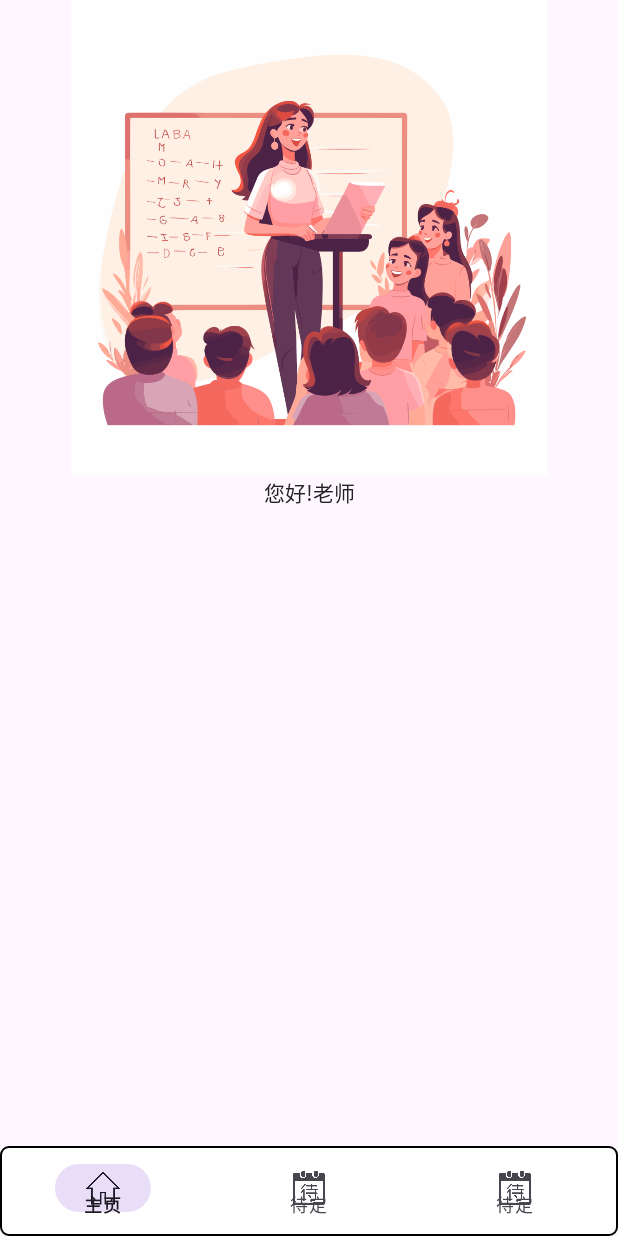
After one commit to Weeb-killer/WeTestAdvanced, an Android app: the homeFragment screen opened directly, with no data from a screen before it, on a phone screen of 412 x 824 dp. The commit adds this screen. Run offline under Robolectric (Android 15) with nearby library versions, the phone set to English and light mode, and no system bars.

Commit message:
老师主界面init 底部导航 以后在这个fragment上写 别用activity了

```diff
--- /dev/null
+++ b/app/src/main/java/com/example/cognitive_diagnosis_app/VFPagerAdapter.java
@@ -0,0 +1,32 @@
+package com.example.cognitive_diagnosis_app;
+
+import java.util.List;
+
+import androidx.annotation.NonNull;
+import androidx.fragment.app.Fragment;
+import androidx.fragment.app.FragmentManager;
+import androidx.fragment.app.FragmentPagerAdapter;
+
+public class VFPagerAdapter extends FragmentPagerAdapter {
+    private List<Fragment> myFragmentList;
+    public VFPagerAdapter(@NonNull FragmentManager fm, List<Fragment> fragmentList){
+        super(fm);//调用父类构造函数，传递FragmentManager 参数
+        //用于确保适配器类内部具有有效的 FragmentManager 实例，从而顺利完成片段管理和展示的任务
+        this.myFragmentList = fragmentList;
+    }
+
+    @NonNull
+    @Override
+    public Fragment getItem(int position) {
+        return  myFragmentList == null ? null: myFragmentList.get(position);
+    }
+    // myFragmentList == null ? null 判断myFragmentList是否为空，如果不为null，执行：后面的代码。
+    //myFragmentList.get(position)获得第position个的fragment对象返回
+
+    @Override
+    public int getCount() {
+        return  myFragmentList == null ? null: myFragmentList.size();
+        // 返回片段对象的数量，即myFragmentList列表中的元素个数
+    }
+
+}
--- /dev/null
+++ b/app/src/main/java/com/example/cognitive_diagnosis_app/homeFragment.java
@@ -0,0 +1,64 @@
+package com.example.cognitive_diagnosis_app;
+
+import android.os.Bundle;
+
+import androidx.fragment.app.Fragment;
+
+import android.view.LayoutInflater;
+import android.view.View;
+import android.view.ViewGroup;
+
+/**
+ * A simple {@link Fragment} subclass.
+ * Use the {@link homeFragment#newInstance} factory method to
+ * create an instance of this fragment.
+ */
+public class homeFragment extends Fragment {
+
+    // TODO: Rename parameter arguments, choose names that match
+    // the fragment initialization parameters, e.g. ARG_ITEM_NUMBER
+    private static final String ARG_PARAM1 = "param1";
+    private static final String ARG_PARAM2 = "param2";
+
+    // TODO: Rename and change types of parameters
+    private String mParam1;
+    private String mParam2;
+
+    public homeFragment() {
+        // Required empty public constructor
+    }
+
+    /**
+     * Use this factory method to create a new instance of
+     * this fragment using the provided parameters.
+     *
+     * @param param1 Parameter 1.
+     * @param param2 Parameter 2.
+     * @return A new instance of fragment homeFragment.
+     */
+    // TODO: Rename and change types and number of parameters
+    public static homeFragment newInstance(String param1, String param2) {
+        homeFragment fragment = new homeFragment();
+        Bundle args = new Bundle();
+        args.putString(ARG_PARAM1, param1);
+        args.putString(ARG_PARAM2, param2);
+        fragment.setArguments(args);
+        return fragment;
+    }
+
+    @Override
+    public void onCreate(Bundle savedInstanceState) {
+        super.onCreate(savedInstanceState);
+        if (getArguments() != null) {
+            mParam1 = getArguments().getString(ARG_PARAM1);
+            mParam2 = getArguments().getString(ARG_PARAM2);
+        }
+    }
+
+    @Override
+    public View onCreateView(LayoutInflater inflater, ViewGroup container,
+                             Bundle savedInstanceState) {
+        // Inflate the layout for this fragment
+        return inflater.inflate(R.layout.fragment_home, container, false);
+    }
+}
--- /dev/null
+++ b/app/src/main/java/com/example/cognitive_diagnosis_app/moreFragment.java
@@ -0,0 +1,64 @@
+package com.example.cognitive_diagnosis_app;
+
+import android.os.Bundle;
+
+import androidx.fragment.app.Fragment;
+
+import android.view.LayoutInflater;
+import android.view.View;
+import android.view.ViewGroup;
+
+/**
+ * A simple {@link Fragment} subclass.
+ * Use the {@link moreFragment#newInstance} factory method to
+ * create an instance of this fragment.
+ */
+public class moreFragment extends Fragment {
+
+    // TODO: Rename parameter arguments, choose names that match
+    // the fragment initialization parameters, e.g. ARG_ITEM_NUMBER
+    private static final String ARG_PARAM1 = "param1";
+    private static final String ARG_PARAM2 = "param2";
+
+    // TODO: Rename and change types of parameters
+    private String mParam1;
+    private String mParam2;
+
+    public moreFragment() {
+        // Required empty public constructor
+    }
+
+    /**
+     * Use this factory method to create a new instance of
+     * this fragment using the provided parameters.
+     *
+     * @param param1 Parameter 1.
+     * @param param2 Parameter 2.
+     * @return A new instance of fragment moreFragment.
+     */
+    // TODO: Rename and change types and number of parameters
+    public static moreFragment newInstance(String param1, String param2) {
+        moreFragment fragment = new moreFragment();
+        Bundle args = new Bundle();
+        args.putString(ARG_PARAM1, param1);
+        args.putString(ARG_PARAM2, param2);
+        fragment.setArguments(args);
+        return fragment;
+    }
+
+    @Override
+    public void onCreate(Bundle savedInstanceState) {
+        super.onCreate(savedInstanceState);
+        if (getArguments() != null) {
+            mParam1 = getArguments().getString(ARG_PARAM1);
+            mParam2 = getArguments().getString(ARG_PARAM2);
+        }
+    }
+
+    @Override
+    public View onCreateView(LayoutInflater inflater, ViewGroup container,
+                             Bundle savedInstanceState) {
+        // Inflate the layout for this fragment
+        return inflater.inflate(R.layout.fragment_more, container, false);
+    }
+}
--- /dev/null
+++ b/app/src/main/java/com/example/cognitive_diagnosis_app/teacherMainActivity.java
@@ -0,0 +1,99 @@
+package com.example.cognitive_diagnosis_app;
+
+import android.annotation.SuppressLint;
+import android.os.Bundle;
+import android.view.MenuItem;
+
+import com.google.android.material.bottomnavigation.BottomNavigationView;
+
+import java.util.ArrayList;
+import java.util.List;
+
+import androidx.annotation.NonNull;
+import androidx.appcompat.app.AppCompatActivity;
+import androidx.fragment.app.Fragment;
+import androidx.viewpager.widget.ViewPager;
+
+public class teacherMainActivity extends AppCompatActivity {
+
+    private BottomNavigationView navigationView;
+    private ViewPager viewPager;
+
+
+    @Override
+    protected void onCreate(Bundle savedInstanceState) {
+
+        super.onCreate(savedInstanceState);
+        setContentView(R.layout.activity_teacher_main);
+
+        navigationView = findViewById(R.id.nav_bottom);
+        viewPager = findViewById(R.id.vp);
+
+        homeFragment homeFragment = new homeFragment();
+
+        List<Fragment> fragments = new ArrayList<>();
+        fragments.add(new homeFragment()); //新建一个homeFragment对象将这个对象加入到数组fragments中
+        fragments.add(new moreFragment());
+        fragments.add(new userFragment());
+
+        VFPagerAdapter viewPagerAdapter = new VFPagerAdapter(getSupportFragmentManager(), fragments);
+        //创建对象并通过构造函数初始化，该适配器可以知道要显示哪些片段。
+        viewPager.setAdapter(viewPagerAdapter);
+        //将前面创建的 viewPagerAdapter 适配器设置给 viewPager 视图组件，以便在 ViewPager 中显示相应的页面。
+        //底部导航栏监听事件
+        navigationView.setOnNavigationItemSelectedListener(new BottomNavigationView.OnNavigationItemSelectedListener() {
+            @SuppressLint("NonConstantResourceId")
+            @Override
+            public boolean onNavigationItemSelected(@NonNull MenuItem item) {
+                //根据菜单ID显示页面
+                switch (item.getItemId()) {//监听事件中，点击菜单立马执行item.getItemId()方法
+                    //item.getItemId() 方法用于获取选中的 MenuItem 的唯一标识符（ID）
+                    case R.id.item_home://R.id.xxx是整数类型。
+                        viewPager.setCurrentItem(0);
+                        // 将 ViewPager 的当前页面显示成索引为 0 的页面
+                        return true;
+                    case R.id.item_more:
+                        viewPager.setCurrentItem(1);
+                        return true;
+                    case R.id.item_user:
+                        viewPager.setCurrentItem(2);
+                        return true;
+                }
+                return false;
+            }
+
+        });
+
+        // 添加页面切换的监听器，根据页面切换实现菜单切换
+        viewPager.addOnPageChangeListener(new ViewPager.OnPageChangeListener() {
+            @Override
+            public void onPageScrolled(int position, float positionOffset, int positionOffsetPixels) {
+
+            }
+
+            @Override
+            public void onPageSelected(int position) {
+                switch (position) {  // 根据页面位置更新导航栏的选中状态
+                    case 0:
+                        navigationView.setSelectedItemId(R.id.item_home);
+                        //将导航栏中的选中项设置为 R.id.item_home
+                        break;
+                    case 1:
+                        navigationView.setSelectedItemId(R.id.item_more);
+                        break;
+                    case 2:
+                        navigationView.setSelectedItemId(R.id.item_user);
+                        break;
+                }
+            }
+
+            @Override
+            public void onPageScrollStateChanged(int state) {
+            }
+        });//通过使用页面切换监听器，
+        // 我们可以根据页面切换的情况来更改导航栏的选中状态，
+        // 从而实现页面切换时导航栏菜单的同步切换效果。
+
+
+    }
+}
--- a/app/src/main/java/com/example/cognitive_diagnosis_app/teacher_register.java
+++ b/app/src/main/java/com/example/cognitive_diagnosis_app/teacher_register.java
@@ -77,6 +77,10 @@ public class teacher_register extends Activity implements View.OnClickListener {
         mPsw.setVisibility(View.INVISIBLE);
 
         inputAnimator(mInputLayout, mWidth, mHeight);
+        //刘哥 先跳转 登录内容先留白 这里是个后门捏 到时候写好登录了把这里加上就行 ~Weeb-killer
+        Intent intent=new Intent(teacher_register.this, teacherMainActivity.class);
+        startActivity(intent);
+        overridePendingTransition(R.anim.fade_in,R.anim.fade_out);
 
     }
 
--- /dev/null
+++ b/app/src/main/java/com/example/cognitive_diagnosis_app/userFragment.java
@@ -0,0 +1,64 @@
+package com.example.cognitive_diagnosis_app;
+
+import android.os.Bundle;
+
+import androidx.fragment.app.Fragment;
+
+import android.view.LayoutInflater;
+import android.view.View;
+import android.view.ViewGroup;
+
+/**
+ * A simple {@link Fragment} subclass.
+ * Use the {@link userFragment#newInstance} factory method to
+ * create an instance of this fragment.
+ */
+public class userFragment extends Fragment {
+
+    // TODO: Rename parameter arguments, choose names that match
+    // the fragment initialization parameters, e.g. ARG_ITEM_NUMBER
+    private static final String ARG_PARAM1 = "param1";
+    private static final String ARG_PARAM2 = "param2";
+
+    // TODO: Rename and change types of parameters
+    private String mParam1;
+    private String mParam2;
+
+    public userFragment() {
+        // Required empty public constructor
+    }
+
+    /**
+     * Use this factory method to create a new instance of
+     * this fragment using the provided parameters.
+     *
+     * @param param1 Parameter 1.
+     * @param param2 Parameter 2.
+     * @return A new instance of fragment userFragment.
+     */
+    // TODO: Rename and change types and number of parameters
+    public static userFragment newInstance(String param1, String param2) {
+        userFragment fragment = new userFragment();
+        Bundle args = new Bundle();
+        args.putString(ARG_PARAM1, param1);
+        args.putString(ARG_PARAM2, param2);
+        fragment.setArguments(args);
+        return fragment;
+    }
+
+    @Override
+    public void onCreate(Bundle savedInstanceState) {
+        super.onCreate(savedInstanceState);
+        if (getArguments() != null) {
+            mParam1 = getArguments().getString(ARG_PARAM1);
+            mParam2 = getArguments().getString(ARG_PARAM2);
+        }
+    }
+
+    @Override
+    public View onCreateView(LayoutInflater inflater, ViewGroup container,
+                             Bundle savedInstanceState) {
+        // Inflate the layout for this fragment
+        return inflater.inflate(R.layout.fragment_user, container, false);
+    }
+}
--- /dev/null
+++ b/app/src/main/res/layout/activity_teacher_main.xml
@@ -0,0 +1,24 @@
+<?xml version="1.0" encoding="utf-8"?>
+<LinearLayout xmlns:android="http://schemas.android.com/apk/res/android"
+    xmlns:app="http://schemas.android.com/apk/res-auto"
+    xmlns:tools="http://schemas.android.com/tools"
+    android:layout_width="match_parent"
+    android:layout_height="match_parent"
+    android:orientation="vertical"
+    tools:context=".teacherMainActivity">
+    <androidx.viewpager.widget.ViewPager
+        android:id="@+id/vp"
+        android:layout_width="match_parent"
+        android:layout_height="0dp"
+        android:layout_weight="1" />
+
+    <com.google.android.material.bottomnavigation.BottomNavigationView
+        android:id="@+id/nav_bottom"
+        android:layout_width="match_parent"
+        android:layout_height="60dp"
+        android:background="@drawable/round_corner"
+        app:menu="@menu/menu"
+        />
+
+
+</LinearLayout>
--- /dev/null
+++ b/app/src/main/res/layout/fragment_home.xml
@@ -0,0 +1,35 @@
+<?xml version="1.0" encoding="utf-8"?>
+<FrameLayout xmlns:android="http://schemas.android.com/apk/res/android"
+    xmlns:app="http://schemas.android.com/apk/res-auto"
+    xmlns:tools="http://schemas.android.com/tools"
+    android:layout_width="match_parent"
+    android:layout_height="match_parent"
+    tools:context=".homeFragment">
+
+    <!-- TODO: Update blank fragment layout -->
+    <LinearLayout
+        android:layout_width="match_parent"
+        android:layout_height="match_parent"
+        android:orientation="vertical"
+
+    >
+
+        <ImageView
+            android:id="@+id/imageView4"
+            android:layout_width="370dp"
+            android:layout_height="317dp"
+            android:layout_gravity="center"
+            android:src="@drawable/teaching" />
+
+        <TextView
+            android:id="@+id/textView2"
+            android:layout_width="match_parent"
+            android:layout_height="wrap_content"
+            android:text="您好!老师"
+            android:gravity="center"
+            android:textColor="@color/black"/>
+
+    </LinearLayout>
+
+
+</FrameLayout>
--- /dev/null
+++ b/app/src/main/res/menu/menu.xml
@@ -0,0 +1,21 @@
+<?xml version="1.0" encoding="utf-8"?>
+<menu xmlns:android="http://schemas.android.com/apk/res/android">
+    <item
+        android:id="@+id/item_home"
+        android:icon="@drawable/home"
+        android:title="@string/home"
+        />
+
+    <item
+        android:id="@+id/item_more"
+        android:icon="@drawable/none"
+        android:title="@string/more"
+        />
+
+    <item
+        android:id="@+id/item_user"
+        android:icon="@drawable/none"
+        android:title="@string/user"
+        />
+
+</menu>
--- a/app/src/main/res/values-night/themes.xml
+++ b/app/src/main/res/values-night/themes.xml
@@ -13,4 +13,9 @@
         <item name="android:statusBarColor">?attr/colorPrimaryVariant</item>
         <!-- Customize your theme here. -->
     </style>
+  <!-- Base application theme. -->
+    <style name="Base.Theme.Cognitive_diagnosis_app" parent="Theme.Material3.DayNight.NoActionBar">
+        <!-- Customize your dark theme here. -->
+        <!-- <item name="colorPrimary">@color/my_dark_primary</item> -->
+    </style>
 </resources>
--- /dev/null
+++ b/app/src/main/res/values-v23/themes.xml
@@ -0,0 +1,8 @@
+<resources xmlns:tools="http://schemas.android.com/tools">
+  <style name="Theme.Cognitive_diagnosis_app" parent="Base.Theme.Cognitive_diagnosis_app">
+    <!-- Transparent system bars for edge-to-edge. -->
+    <item name="android:navigationBarColor">@android:color/transparent</item>
+    <item name="android:statusBarColor">@android:color/transparent</item>
+    <item name="android:windowLightStatusBar">?attr/isLightTheme</item>
+  </style>
+</resources>
--- a/app/src/main/res/values/strings.xml
+++ b/app/src/main/res/values/strings.xml
@@ -1,3 +1,9 @@
 <resources>
     <string name="app_name">Cognitive_diagnosis_app</string>
+    <!-- TODO: Remove or change this placeholder text -->
+    <string name="hello_blank_fragment">Hello blank fragment</string>
+    <string name="user">待定</string>
+    <string name="home">主页</string>
+    <string name="more">待定</string>
+
 </resources>
--- a/app/src/main/res/values/themes.xml
+++ b/app/src/main/res/values/themes.xml
@@ -13,4 +13,9 @@
         <item name="android:statusBarColor">?attr/colorPrimaryVariant</item>
         <!-- Customize your theme here. -->
     </style>
+  <!-- Base application theme. -->
+    <style name="Base.Theme.Cognitive_diagnosis_app" parent="Theme.Material3.DayNight.NoActionBar">
+        <!-- Customize your light theme here. -->
+        <!-- <item name="colorPrimary">@color/my_light_primary</item> -->
+    </style>
 </resources>
```
Also changed, not shown: app/src/main/AndroidManifest.xml (+8 -5 lines), app/src/main/res/layout/fragment_more.xml (added, +14 -0 lines), app/src/main/res/layout/fragment_user.xml (added, +14 -0 lines), app/src/main/res/drawable/home.png (added), app/src/main/res/drawable/none.png (added), app/src/main/res/drawable/teaching.png (added).
